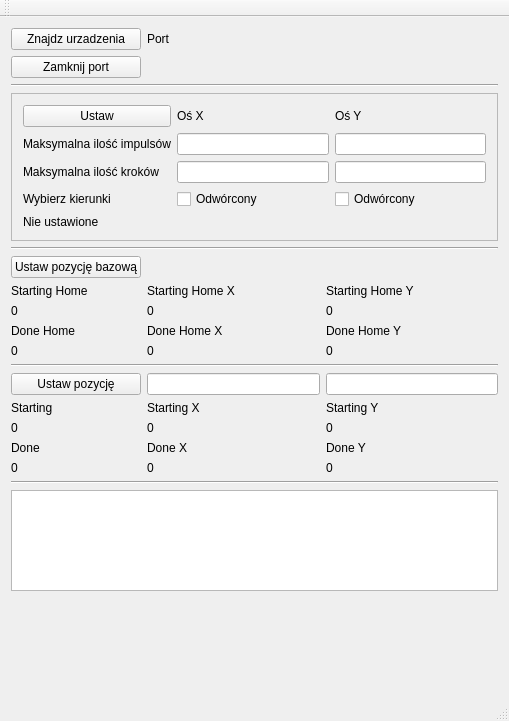
Old version of the form PrzeplywomierzGUI/Program testowy/mainwindow.ui in the repository wiacekmarcin/StanowiskoOtwock.
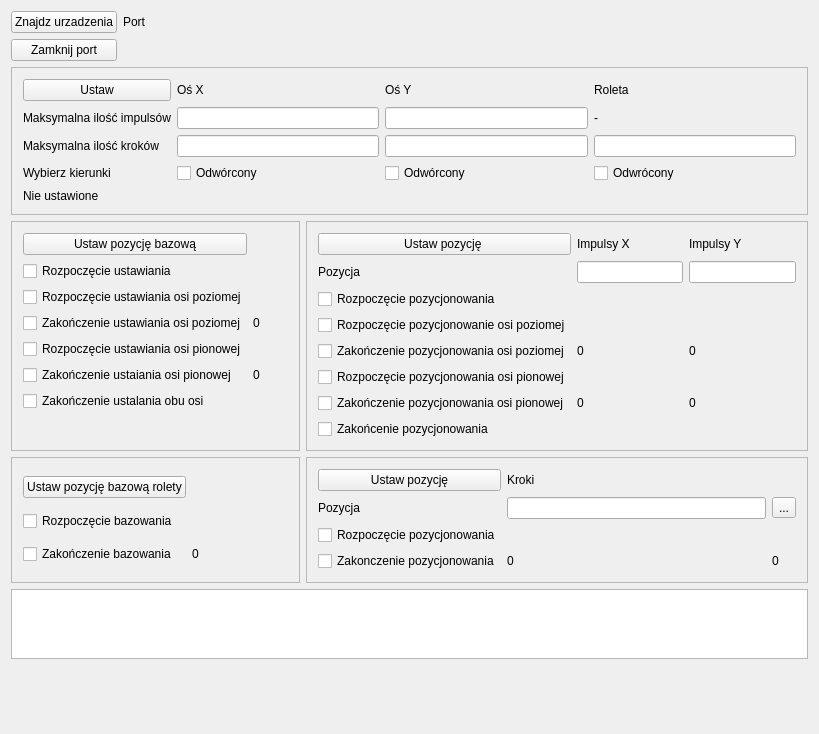
New version of the form.

The edit to the form file:
```diff
--- a/PrzeplywomierzGUI/Program testowy/mainwindow.ui
+++ b/PrzeplywomierzGUI/Program testowy/mainwindow.ui
@@ -6,8 +6,8 @@
    <rect>
     <x>0</x>
     <y>0</y>
-    <width>509</width>
-    <height>721</height>
+    <width>819</width>
+    <height>734</height>
    </rect>
   </property>
   <property name="windowTitle">
@@ -15,49 +15,164 @@
   </property>
   <widget class="QWidget" name="centralWidget">
    <layout class="QGridLayout" name="gridLayout">
-    <item row="8" column="2">
-     <widget class="QLabel" name="label_7">
+    <item row="1" column="0">
+     <widget class="QPushButton" name="pbClose">
       <property name="text">
-       <string>Done Home Y</string>
+       <string>Zamknij port</string>
       </property>
      </widget>
     </item>
-    <item row="13" column="1">
-     <widget class="QLabel" name="startposx">
-      <property name="text">
-       <string>0</string>
-      </property>
-     </widget>
+    <item row="5" column="0" colspan="4">
+     <widget class="QPlainTextEdit" name="debug"/>
     </item>
-    <item row="14" column="2">
-     <widget class="QLabel" name="label_12">
-      <property name="text">
-       <string>Done Y</string>
+    <item row="3" column="3">
+     <widget class="QFrame" name="frame_3">
+      <property name="frameShape">
+       <enum>QFrame::StyledPanel</enum>
       </property>
-     </widget>
-    </item>
-    <item row="0" column="2">
-     <widget class="QLabel" name="statusserial">
-      <property name="text">
-       <string/>
+      <property name="frameShadow">
+       <enum>QFrame::Raised</enum>
       </property>
+      <layout class="QGridLayout" name="gridLayout_4">
+       <item row="6" column="0">
+        <widget class="QCheckBox" name="cbPosKoniecGD">
+         <property name="text">
+          <string>Zakończenie pozycjonowania osi pionowej</string>
+         </property>
+         <property name="checkable">
+          <bool>false</bool>
+         </property>
+        </widget>
+       </item>
+       <item row="0" column="3">
+        <widget class="QLabel" name="label_5">
+         <property name="text">
+          <string>Impulsy Y</string>
+         </property>
+        </widget>
+       </item>
+       <item row="5" column="0">
+        <widget class="QCheckBox" name="cbPosStartGD">
+         <property name="text">
+          <string>Rozpoczęcie pozycjonowania osi pionowej</string>
+         </property>
+         <property name="checkable">
+          <bool>false</bool>
+         </property>
+        </widget>
+       </item>
+       <item row="1" column="0">
+        <widget class="QLabel" name="label_6">
+         <property name="text">
+          <string>Pozycja</string>
+         </property>
+        </widget>
+       </item>
+       <item row="7" column="0">
+        <widget class="QCheckBox" name="cbPosKoniec">
+         <property name="text">
+          <string>Zakońcenie pozycjonowania</string>
+         </property>
+         <property name="checkable">
+          <bool>false</bool>
+         </property>
+        </widget>
+       </item>
+       <item row="3" column="0">
+        <widget class="QCheckBox" name="cbPosStartLP">
+         <property name="text">
+          <string>Rozpoczęcie pozycjonowanie osi poziomej</string>
+         </property>
+         <property name="checkable">
+          <bool>false</bool>
+         </property>
+        </widget>
+       </item>
+       <item row="4" column="0">
+        <widget class="QCheckBox" name="cbPosKoniecLP">
+         <property name="text">
+          <string>Zakończenie pozycjonowania osi poziomej</string>
+         </property>
+         <property name="checkable">
+          <bool>false</bool>
+         </property>
+        </widget>
+       </item>
+       <item row="0" column="2">
+        <widget class="QLabel" name="label_4">
+         <property name="text">
+          <string>Impulsy X</string>
+         </property>
+        </widget>
+       </item>
+       <item row="1" column="3">
+        <widget class="QLineEdit" name="pos_Y"/>
+       </item>
+       <item row="1" column="2">
+        <widget class="QLineEdit" name="pos_X"/>
+       </item>
+       <item row="0" column="0">
+        <widget class="QPushButton" name="pbUstaw">
+         <property name="text">
+          <string>Ustaw pozycję </string>
+         </property>
+        </widget>
+       </item>
+       <item row="2" column="0">
+        <widget class="QCheckBox" name="cbPosStart">
+         <property name="text">
+          <string>Rozpoczęcie pozycjonowania</string>
+         </property>
+         <property name="checkable">
+          <bool>false</bool>
+         </property>
+        </widget>
+       </item>
+       <item row="4" column="2">
+        <widget class="QLabel" name="stepX">
+         <property name="text">
+          <string>0</string>
+         </property>
+        </widget>
+       </item>
+       <item row="4" column="3">
+        <widget class="QLabel" name="posImpX">
+         <property name="text">
+          <string>0</string>
+         </property>
+        </widget>
+       </item>
+       <item row="6" column="2">
+        <widget class="QLabel" name="stepY">
+         <property name="text">
+          <string>0</string>
+         </property>
+        </widget>
+       </item>
+       <item row="6" column="3">
+        <widget class="QLabel" name="posImpY">
+         <property name="text">
+          <string>0</string>
+         </property>
+        </widget>
+       </item>
+      </layout>
      </widget>
     </item>
-    <item row="8" column="0">
-     <widget class="QLabel" name="label_5">
-      <property name="text">
-       <string>Done Home</string>
+    <item row="6" column="0">
+     <spacer name="verticalSpacer">
+      <property name="orientation">
+       <enum>Qt::Vertical</enum>
       </property>
-     </widget>
-    </item>
-    <item row="9" column="2">
-     <widget class="QLabel" name="donehomey">
-      <property name="text">
-       <string>0</string>
+      <property name="sizeHint" stdset="0">
+       <size>
+        <width>20</width>
+        <height>187</height>
+       </size>
       </property>
-     </widget>
+     </spacer>
     </item>
-    <item row="3" column="0" colspan="3">
+    <item row="2" column="0" colspan="4">
      <widget class="QFrame" name="frame">
       <property name="frameShape">
        <enum>QFrame::StyledPanel</enum>
@@ -66,23 +181,13 @@
        <enum>QFrame::Raised</enum>
       </property>
       <layout class="QGridLayout" name="gridLayout_2">
-       <item row="0" column="2">
-        <widget class="QLabel" name="label_16">
+       <item row="4" column="0" colspan="3">
+        <widget class="QLabel" name="statusparams">
          <property name="text">
-          <string>Oś Y</string>
+          <string>Nie ustawione</string>
          </property>
         </widget>
        </item>
-       <item row="2" column="0">
-        <widget class="QLabel" name="label_19">
-         <property name="text">
-          <string>Maksymalna ilość kroków</string>
-         </property>
-        </widget>
-       </item>
-       <item row="2" column="2">
-        <widget class="QLineEdit" name="maxStepY"/>
-       </item>
        <item row="3" column="0">
         <widget class="QLabel" name="label_17">
          <property name="text">
@@ -90,33 +195,6 @@
          </property>
         </widget>
        </item>
-       <item row="0" column="1">
-        <widget class="QLabel" name="label_15">
-         <property name="text">
-          <string>Oś X</string>
-         </property>
-        </widget>
-       </item>
-       <item row="3" column="1">
-        <widget class="QCheckBox" name="dirX">
-         <property name="text">
-          <string>Odwórcony</string>
-         </property>
-        </widget>
-       </item>
-       <item row="0" column="0">
-        <widget class="QPushButton" name="pbSettings">
-         <property name="text">
-          <string>Ustaw</string>
-         </property>
-        </widget>
-       </item>
-       <item row="1" column="2">
-        <widget class="QLineEdit" name="maxImpY"/>
-       </item>
-       <item row="2" column="1">
-        <widget class="QLineEdit" name="maxStepX"/>
-       </item>
        <item row="1" column="0">
         <widget class="QLabel" name="label_13">
          <property name="text">
@@ -124,6 +202,29 @@
          </property>
         </widget>
        </item>
+       <item row="2" column="1">
+        <widget class="QLineEdit" name="maxStepX"/>
+       </item>
+       <item row="1" column="2">
+        <widget class="QLineEdit" name="maxImpY"/>
+       </item>
+       <item row="0" column="0">
+        <widget class="QPushButton" name="pbSettings">
+         <property name="text">
+          <string>Ustaw</string>
+         </property>
+        </widget>
+       </item>
+       <item row="3" column="1">
+        <widget class="QCheckBox" name="dirX">
+         <property name="text">
+          <string>Odwórcony</string>
+         </property>
+        </widget>
+       </item>
+       <item row="2" column="2">
+        <widget class="QLineEdit" name="maxStepY"/>
+       </item>
        <item row="3" column="2">
         <widget class="QCheckBox" name="dirY">
          <property name="text">
@@ -131,82 +232,57 @@
          </property>
         </widget>
        </item>
+       <item row="0" column="1">
+        <widget class="QLabel" name="label_15">
+         <property name="text">
+          <string>Oś X</string>
+         </property>
+        </widget>
+       </item>
+       <item row="2" column="0">
+        <widget class="QLabel" name="label_19">
+         <property name="text">
+          <string>Maksymalna ilość kroków</string>
+         </property>
+        </widget>
+       </item>
+       <item row="0" column="2">
+        <widget class="QLabel" name="label_16">
+         <property name="text">
+          <string>Oś Y</string>
+         </property>
+        </widget>
+       </item>
        <item row="1" column="1">
         <widget class="QLineEdit" name="maxImpx"/>
        </item>
-       <item row="4" column="0" colspan="3">
-        <widget class="QLabel" name="statusparams">
+       <item row="1" column="3">
+        <widget class="QLabel" name="label">
          <property name="text">
-          <string>Nie ustawione</string>
+          <string>-</string>
+         </property>
+        </widget>
+       </item>
+       <item row="0" column="3">
+        <widget class="QLabel" name="label_3">
+         <property name="text">
+          <string>Roleta</string>
+         </property>
+        </widget>
+       </item>
+       <item row="2" column="3">
+        <widget class="QLineEdit" name="maxStepR"/>
+       </item>
+       <item row="3" column="3">
+        <widget class="QCheckBox" name="dirR">
+         <property name="text">
+          <string>Odwrócony</string>
          </property>
         </widget>
        </item>
       </layout>
      </widget>
     </item>
-    <item row="15" column="0">
-     <widget class="QLabel" name="donepos">
-      <property name="text">
-       <string>0</string>
-      </property>
-     </widget>
-    </item>
-    <item row="16" column="0" colspan="3">
-     <widget class="Line" name="line_3">
-      <property name="orientation">
-       <enum>Qt::Horizontal</enum>
-      </property>
-     </widget>
-    </item>
-    <item row="5" column="0">
-     <widget class="QPushButton" name="pbHome">
-      <property name="text">
-       <string>Ustaw pozycję bazową</string>
-      </property>
-     </widget>
-    </item>
-    <item row="12" column="2">
-     <widget class="QLabel" name="label_9">
-      <property name="text">
-       <string>Starting Y</string>
-      </property>
-     </widget>
-    </item>
-    <item row="6" column="2">
-     <widget class="QLabel" name="label_4">
-      <property name="text">
-       <string>Starting Home Y</string>
-      </property>
-     </widget>
-    </item>
-    <item row="7" column="1">
-     <widget class="QLabel" name="startinghomex">
-      <property name="text">
-       <string>0</string>
-      </property>
-     </widget>
-    </item>
-    <item row="12" column="1">
-     <widget class="QLabel" name="label_8">
-      <property name="text">
-       <string>Starting X</string>
-      </property>
-     </widget>
-    </item>
-    <item row="12" column="0">
-     <widget class="QLabel" name="label_2">
-      <property name="text">
-       <string>Starting</string>
-      </property>
-     </widget>
-    </item>
-    <item row="13" column="2">
-     <widget class="QLabel" name="startposy">
-      <property name="text">
-       <string>0</string>
-      </property>
-     </widget>
-    </item>
     <item row="0" column="1">
      <widget class="QLabel" name="portname">
       <property name="text">
@@ -214,103 +290,70 @@
       </property>
      </widget>
     </item>
-    <item row="1" column="1" colspan="2">
+    <item row="1" column="1" colspan="3">
      <widget class="QLabel" name="errorserial">
       <property name="text">
        <string/>
       </property>
      </widget>
     </item>
-    <item row="11" column="2">
-     <widget class="QLineEdit" name="pos_Y"/>
-    </item>
-    <item row="15" column="2">
-     <widget class="QLabel" name="doneposy">
-      <property name="text">
-       <string>0</string>
+    <item row="4" column="0" colspan="3">
+     <widget class="QFrame" name="frame_4">
+      <property name="frameShape">
+       <enum>QFrame::StyledPanel</enum>
       </property>
-     </widget>
-    </item>
-    <item row="14" column="1">
-     <widget class="QLabel" name="label_11">
-      <property name="text">
-       <string>Done X</string>
+      <property name="frameShadow">
+       <enum>QFrame::Raised</enum>
       </property>
-     </widget>
-    </item>
-    <item row="8" column="1">
-     <widget class="QLabel" name="label_6">
-      <property name="text">
-       <string>Done Home X</string>
-      </property>
-     </widget>
-    </item>
-    <item row="11" column="1">
-     <widget class="QLineEdit" name="pos_X"/>
-    </item>
-    <item row="17" column="0" colspan="3">
-     <widget class="QPlainTextEdit" name="debug"/>
-    </item>
-    <item row="11" column="0">
-     <widget class="QPushButton" name="pbUstaw">
-      <property name="text">
-       <string>Ustaw pozycję</string>
-      </property>
-     </widget>
-    </item>
-    <item row="7" column="0">
-     <widget class="QLabel" name="startinghome">
-      <property name="text">
-       <string>0</string>
-      </property>
-     </widget>
-    </item>
-    <item row="9" column="0">
-     <widget class="QLabel" name="donehome">
-      <property name="text">
-       <string>0</string>
-      </property>
-     </widget>
-    </item>
-    <item row="6" column="1">
-     <widget class="QLabel" name="label_3">
-      <property name="text">
-       <string>Starting Home X</string>
-      </property>
-     </widget>
-    </item>
-    <item row="18" column="0">
-     <spacer name="verticalSpacer">
-      <property name="orientation">
-       <enum>Qt::Vertical</enum>
-      </property>
-      <property name="sizeHint" stdset="0">
-       <size>
-        <width>20</width>
-        <height>187</height>
-       </size>
-      </property>
-     </spacer>
-    </item>
-    <item row="15" column="1">
-     <widget class="QLabel" name="doneposx">
-      <property name="text">
-       <string>0</string>
-      </property>
-     </widget>
-    </item>
-    <item row="6" column="0">
-     <widget class="QLabel" name="label">
-      <property name="text">
-       <string>Starting Home</string>
-      </property>
-     </widget>
-    </item>
-    <item row="13" column="0">
-     <widget class="QLabel" name="startpos">
-      <property name="text">
-       <string>0</string>
-      </property>
+      <layout class="QGridLayout" name="gridLayout_5">
+       <item row="0" column="1">
+        <spacer name="horizontalSpacer_2">
+         <property name="orientation">
+          <enum>Qt::Horizontal</enum>
+         </property>
+         <property name="sizeHint" stdset="0">
+          <size>
+           <width>40</width>
+           <height>20</height>
+          </size>
+         </property>
+        </spacer>
+       </item>
+       <item row="0" column="0">
+        <widget class="QPushButton" name="pbRoletaHome">
+         <property name="text">
+          <string>Ustaw pozycję bazową rolety</string>
+         </property>
+        </widget>
+       </item>
+       <item row="1" column="0">
+        <widget class="QCheckBox" name="cbRolHomeStart">
+         <property name="text">
+          <string>Rozpoczęcie bazowania</string>
+         </property>
+         <property name="checkable">
+          <bool>false</bool>
+         </property>
+        </widget>
+       </item>
+       <item row="2" column="0">
+        <widget class="QCheckBox" name="cbRolHomeKoniec">
+         <property name="text">
+          <string>Zakończenie bazowania</string>
+         </property>
+         <property name="checkable">
+          <bool>false</bool>
+         </property>
+        </widget>
+       </item>
+       <item row="2" column="1">
+        <widget class="QLabel" name="homeStepsR">
+         <property name="text">
+          <string>0</string>
+         </property>
+        </widget>
+       </item>
+      </layout>
      </widget>
     </item>
     <item row="0" column="0">
@@ -320,83 +363,208 @@
       </property>
      </widget>
     </item>
-    <item row="14" column="0">
-     <widget class="QLabel" name="label_10">
-      <property name="text">
-       <string>Done</string>
-      </property>
-     </widget>
-    </item>
-    <item row="1" column="0">
-     <widget class="QPushButton" name="pbClose">
-      <property name="text">
-       <string>Zamknij port</string>
-      </property>
-     </widget>
-    </item>
-    <item row="7" column="2">
-     <widget class="QLabel" name="startinghomey">
-      <property name="text">
-       <string>0</string>
-      </property>
-     </widget>
-    </item>
-    <item row="9" column="1">
-     <widget class="QLabel" name="donehomex">
-      <property name="text">
-       <string>0</string>
-      </property>
-     </widget>
-    </item>
-    <item row="10" column="0" colspan="3">
-     <widget class="Line" name="line_2">
-      <property name="orientation">
-       <enum>Qt::Horizontal</enum>
-      </property>
-     </widget>
-    </item>
-    <item row="2" column="0" colspan="3">
-     <widget class="Line" name="line">
-      <property name="orientation">
-       <enum>Qt::Horizontal</enum>
-      </property>
-     </widget>
-    </item>
-    <item row="4" column="0" colspan="3">
-     <widget class="Line" name="line_4">
-      <property name="orientation">
-       <enum>Qt::Horizontal</enum>
-      </property>
-     </widget>
-    </item>
-    <item row="5" column="1">
-     <widget class="QLabel" name="errorhome">
+    <item row="0" column="3">
+     <widget class="QLabel" name="statusserial">
       <property name="text">
        <string/>
       </property>
      </widget>
     </item>
+    <item row="3" column="0" colspan="3">
+     <widget class="QFrame" name="frame_2">
+      <property name="frameShape">
+       <enum>QFrame::StyledPanel</enum>
+      </property>
+      <property name="frameShadow">
+       <enum>QFrame::Raised</enum>
+      </property>
+      <layout class="QGridLayout" name="gridLayout_3">
+       <item row="6" column="0">
+        <widget class="QCheckBox" name="cbHomeKoniec">
+         <property name="text">
+          <string>Zakończenie ustalania obu osi</string>
+         </property>
+        </widget>
+       </item>
+       <item row="2" column="0">
+        <widget class="QCheckBox" name="cbHomeStartLP">
+         <property name="text">
+          <string>Rozpoczęcie ustawiania osi poziomej</string>
+         </property>
+         <property name="checkable">
+          <bool>false</bool>
+         </property>
+        </widget>
+       </item>
+       <item row="0" column="0">
+        <widget class="QPushButton" name="pbHome">
+         <property name="text">
+          <string>Ustaw pozycję bazową</string>
+         </property>
+        </widget>
+       </item>
+       <item row="3" column="0">
+        <widget class="QCheckBox" name="cbHomeKoniecLP">
+         <property name="text">
+          <string>Zakończenie ustawiania osi poziomej</string>
+         </property>
+         <property name="checkable">
+          <bool>false</bool>
+         </property>
+        </widget>
+       </item>
+       <item row="0" column="1">
+        <spacer name="horizontalSpacer">
+         <property name="orientation">
+          <enum>Qt::Horizontal</enum>
+         </property>
+         <property name="sizeHint" stdset="0">
+          <size>
+           <width>40</width>
+           <height>20</height>
+          </size>
+         </property>
+        </spacer>
+       </item>
+       <item row="3" column="1">
+        <widget class="QLabel" name="homeStepsX">
+         <property name="text">
+          <string>0</string>
+         </property>
+        </widget>
+       </item>
+       <item row="5" column="0">
+        <widget class="QCheckBox" name="cbHomeKoniecGD">
+         <property name="text">
+          <string>Zakończenie ustaiania osi pionowej</string>
+         </property>
+         <property name="checkable">
+          <bool>false</bool>
+         </property>
+        </widget>
+       </item>
+       <item row="4" column="0">
+        <widget class="QCheckBox" name="cbHomeStartGD">
+         <property name="text">
+          <string>Rozpoczęcie ustawiania osi pionowej</string>
+         </property>
+         <property name="checkable">
+          <bool>false</bool>
+         </property>
+        </widget>
+       </item>
+       <item row="1" column="0">
+        <widget class="QCheckBox" name="cbHomeStart">
+         <property name="text">
+          <string>Rozpoczęcie ustawiania</string>
+         </property>
+         <property name="checkable">
+          <bool>false</bool>
+         </property>
+        </widget>
+       </item>
+       <item row="5" column="1">
+        <widget class="QLabel" name="homeStepsY">
+         <property name="text">
+          <string>0</string>
+         </property>
+        </widget>
+       </item>
+       <item row="7" column="0">
+        <spacer name="verticalSpacer_2">
+         <property name="orientation">
+          <enum>Qt::Vertical</enum>
+         </property>
+         <property name="sizeHint" stdset="0">
+          <size>
+           <width>20</width>
+           <height>40</height>
+          </size>
+         </property>
+        </spacer>
+       </item>
+      </layout>
+     </widget>
+    </item>
+    <item row="4" column="3">
+     <widget class="QFrame" name="frame_5">
+      <property name="frameShape">
+       <enum>QFrame::StyledPanel</enum>
+      </property>
+      <property name="frameShadow">
+       <enum>QFrame::Raised</enum>
+      </property>
+      <layout class="QGridLayout" name="gridLayout_6">
+       <item row="0" column="1">
+        <widget class="QLabel" name="label_2">
+         <property name="text">
+          <string>Kroki </string>
+         </property>
+        </widget>
+       </item>
+       <item row="1" column="1">
+        <widget class="QLineEdit" name="pos_R"/>
+       </item>
+       <item row="2" column="0">
+        <widget class="QCheckBox" name="cbRolPosStart">
+         <property name="text">
+          <string>Rozpoczęcie pozycjonowania</string>
+         </property>
+         <property name="checkable">
+          <bool>false</bool>
+         </property>
+        </widget>
+       </item>
+       <item row="0" column="0">
+        <widget class="QPushButton" name="pbRoletaUstaw">
+         <property name="text">
+          <string>Ustaw pozycję</string>
+         </property>
+        </widget>
+       </item>
+       <item row="3" column="1">
+        <widget class="QLabel" name="stepR">
+         <property name="text">
+          <string>0</string>
+         </property>
+        </widget>
+       </item>
+       <item row="3" column="0">
+        <widget class="QCheckBox" name="cbRolPosKoniec">
+         <property name="text">
+          <string>Zakonczenie pozycjonowania</string>
+         </property>
+         <property name="checkable">
+          <bool>false</bool>
+         </property>
+        </widget>
+       </item>
+       <item row="3" column="2">
+        <widget class="QLabel" name="posStepR">
+         <property name="text">
+          <string>0</string>
+         </property>
+        </widget>
+       </item>
+       <item row="1" column="2">
+        <widget class="QToolButton" name="tbRoletaR">
+         <property name="text">
+          <string>...</string>
+         </property>
+        </widget>
+       </item>
+       <item row="1" column="0">
+        <widget class="QLabel" name="label_7">
+         <property name="text">
+          <string>Pozycja</string>
+         </property>
+        </widget>
+       </item>
+      </layout>
+     </widget>
+    </item>
    </layout>
   </widget>
-  <widget class="QMenuBar" name="menuBar">
-   <property name="geometry">
-    <rect>
-     <x>0</x>
-     <y>0</y>
-     <width>509</width>
-     <height>26</height>
-    </rect>
-   </property>
-  </widget>
-  <widget class="QToolBar" name="mainToolBar">
-   <attribute name="toolBarArea">
-    <enum>TopToolBarArea</enum>
-   </attribute>
-   <attribute name="toolBarBreak">
-    <bool>false</bool>
-   </attribute>
-  </widget>
-  <widget class="QStatusBar" name="statusBar"/>
  </widget>
  <layoutdefault spacing="6" margin="11"/>
  <resources/>
```
